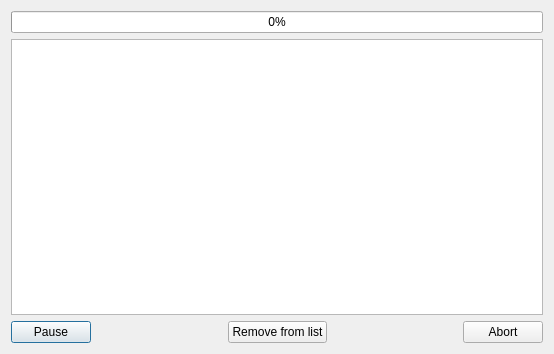
The window that progressDialog.ui (afigegoznaet/YAC_Commander) describes before a commit, drawn with Qt 5.
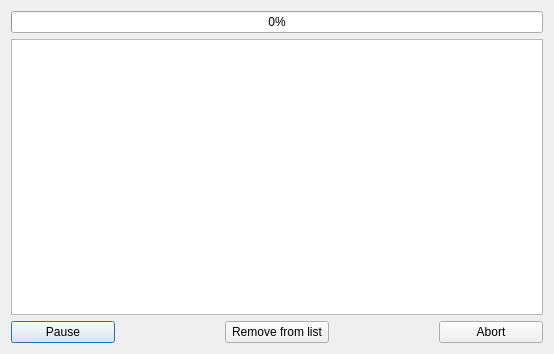
The same window after the commit.

Commit message: Fixed button text

The edit to the form file:
```diff
--- a/progressDialog.ui
+++ b/progressDialog.ui
@@ -21,8 +21,6 @@
   </property>
   <layout class="QGridLayout" name="gridLayout_2">
    <item row="0" column="0">
-    <layout class="QVBoxLayout" name="verticalLayout">
-     <item>
       <widget class="QProgressBar" name="progressBar">
        <property name="value">
         <number>0</number>
@@ -35,10 +33,16 @@
      <item>
       <widget class="QTableWidget" name="tableWidget"/>
      </item>
-     <item>
+   <item row="2" column="0">
       <layout class="QHBoxLayout" name="horizontalLayout">
        <item>
         <widget class="QPushButton" name="pauseButton">
+       <property name="sizePolicy">
+        <sizepolicy hsizetype="MinimumExpanding" vsizetype="Fixed">
+         <horstretch>0</horstretch>
+         <verstretch>0</verstretch>
+        </sizepolicy>
+       </property>
          <property name="text">
           <string>Pause</string>
          </property>
@@ -59,6 +63,12 @@
        </item>
        <item>
         <widget class="QPushButton" name="removeButton">
+       <property name="sizePolicy">
+        <sizepolicy hsizetype="MinimumExpanding" vsizetype="Fixed">
+         <horstretch>0</horstretch>
+         <verstretch>0</verstretch>
+        </sizepolicy>
+       </property>
          <property name="text">
           <string>Remove from list</string>
          </property>
@@ -79,12 +89,16 @@
        </item>
        <item>
         <widget class="QPushButton" name="abortButton">
+       <property name="sizePolicy">
+        <sizepolicy hsizetype="MinimumExpanding" vsizetype="Fixed">
+         <horstretch>0</horstretch>
+         <verstretch>0</verstretch>
+        </sizepolicy>
+       </property>
          <property name="text">
           <string>Abort</string>
          </property>
         </widget>
-       </item>
-      </layout>
      </item>
     </layout>
    </item>
```
Left out of the diff: 4 changed lines with no effect on the pictures. Lines whose indentation alone changed are shown as unchanged.
